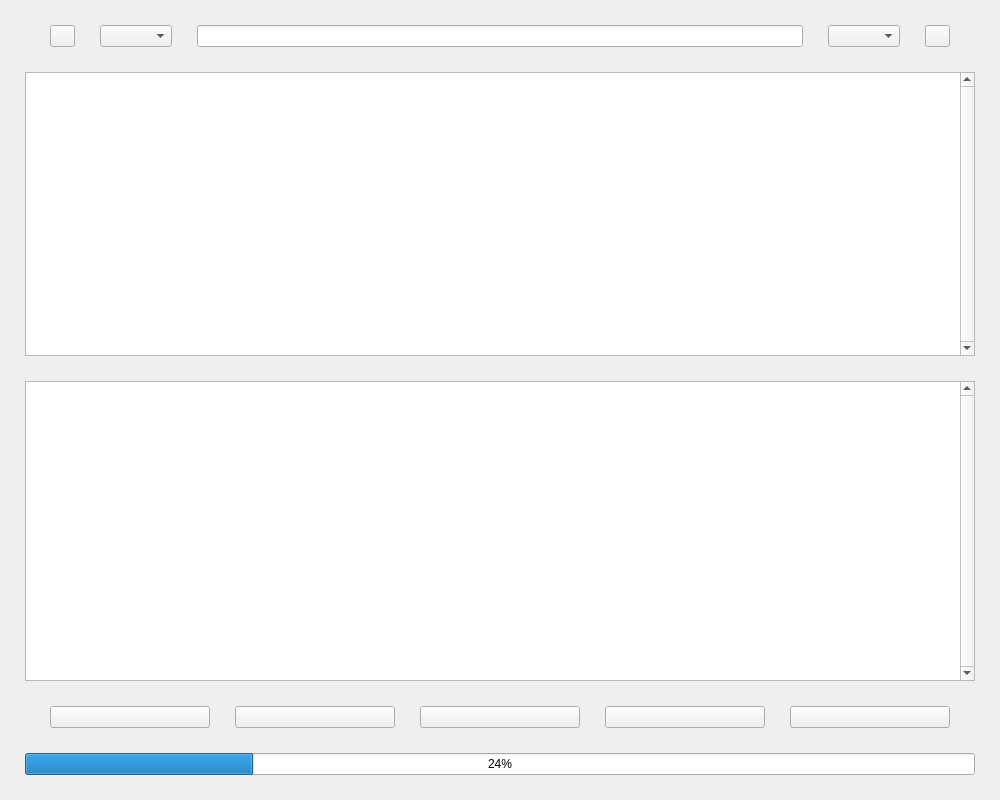
redcorelinux/sisyphus, file src/frontend/gui/ui/sisyphus.ui: the form before one commit.
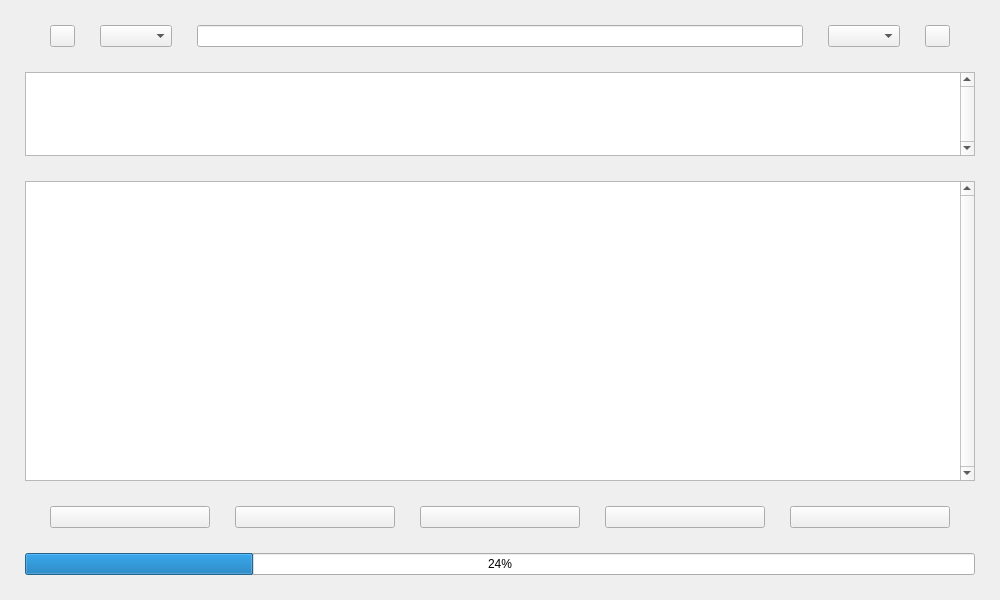
The form after the commit. Icons and pictures are not drawn.

Commit message: sisyphus-gui : reduce vertical resolution to 600px

Diff of the .ui file:
```diff
--- a/src/frontend/gui/ui/sisyphus.ui
+++ b/src/frontend/gui/ui/sisyphus.ui
@@ -10,7 +10,7 @@
     <x>0</x>
     <y>0</y>
     <width>1000</width>
-    <height>800</height>
+    <height>600</height>
    </rect>
   </property>
   <property name="sizePolicy">
@@ -22,7 +22,7 @@
   <property name="minimumSize">
    <size>
     <width>1000</width>
-    <height>800</height>
+    <height>600</height>
    </size>
   </property>
   <property name="windowTitle">
```
